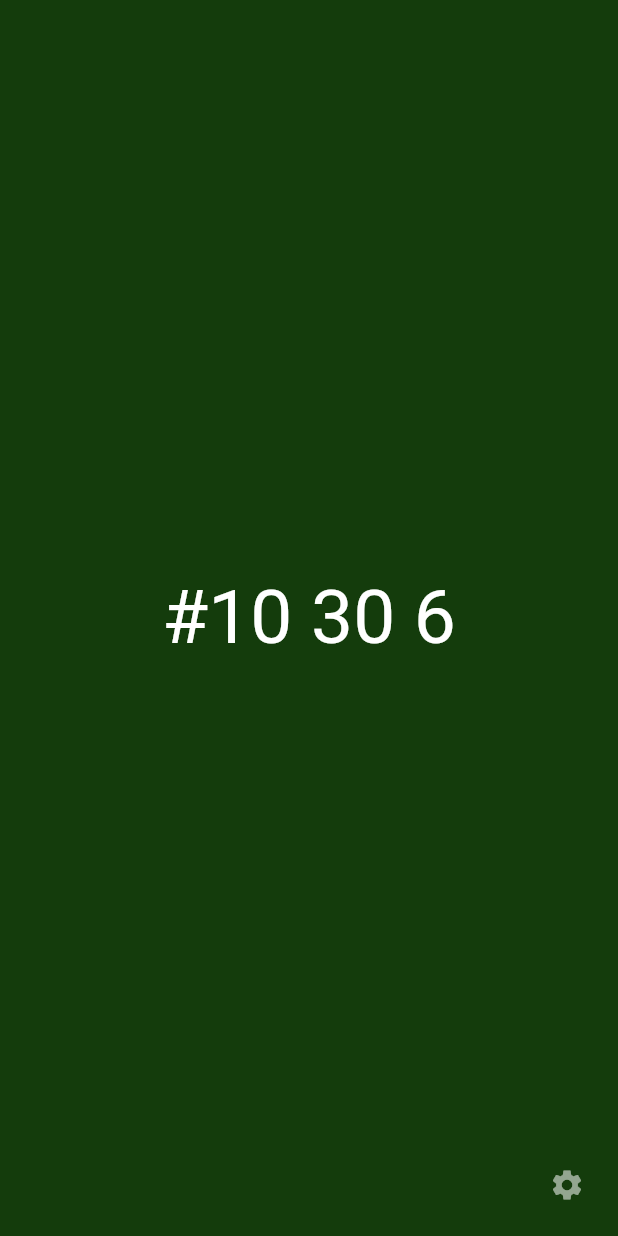
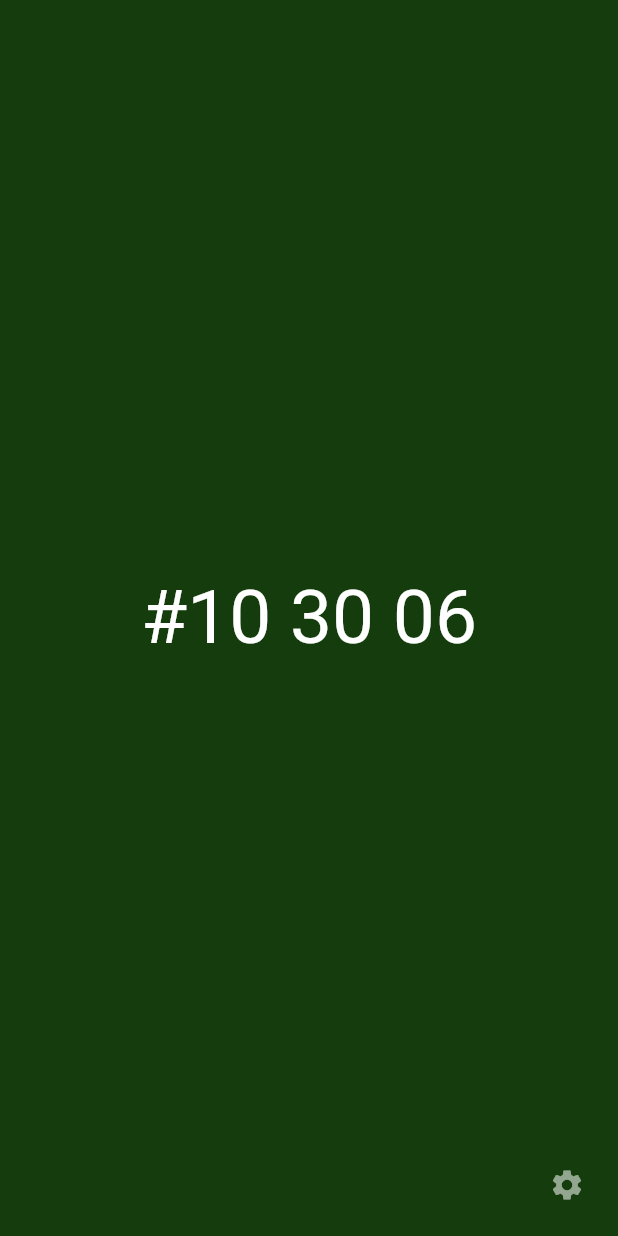
Before and after one commit to Germain-L/hecksclock, a Flutter app: the screen it shows after launch, on a phone screen of 412 x 824 dp. Run offline on Flutter 3.47's test engine with Material 2 defaults, Android fonts, the phone set to English and light mode, and no system bars.

Commit message:
always double digits displayed

```diff
--- a/lib/clock.dart
+++ b/lib/clock.dart
@@ -52,7 +52,14 @@ class _ClockState extends State<Clock> {
   }
 
   String createText() {
-    return "#${DateTime.now().hour} ${DateTime.now().minute} ${DateTime.now().second}";
+    String hours = DateTime.now().hour.toString();
+    String minutes = DateTime.now().minute.toString();
+    String seconds = DateTime.now().second.toString();
+
+    if (hours.length == 1) hours = "0"+hours;
+    if (minutes.length == 1) minutes = "0"+minutes;
+    if (seconds.length == 1) seconds = "0"+seconds;
+    return "#$hours $minutes $seconds";
   }
 
   void animateOpacity() {
```
